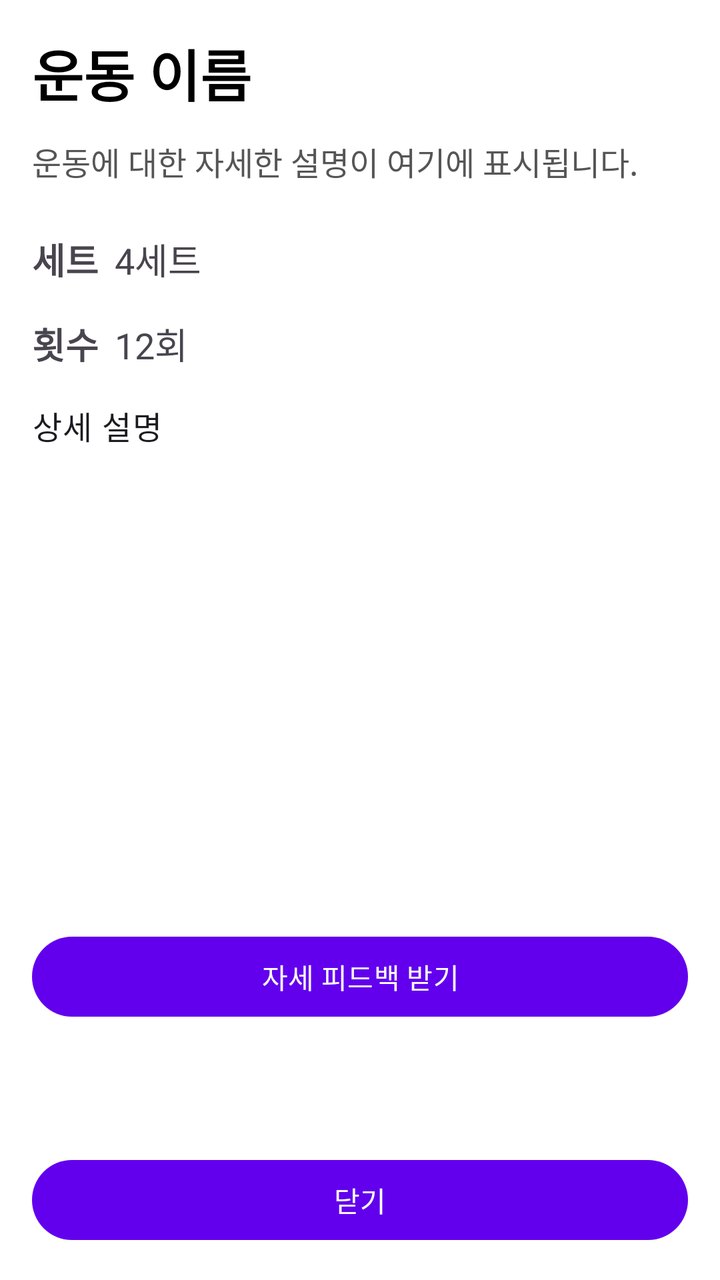
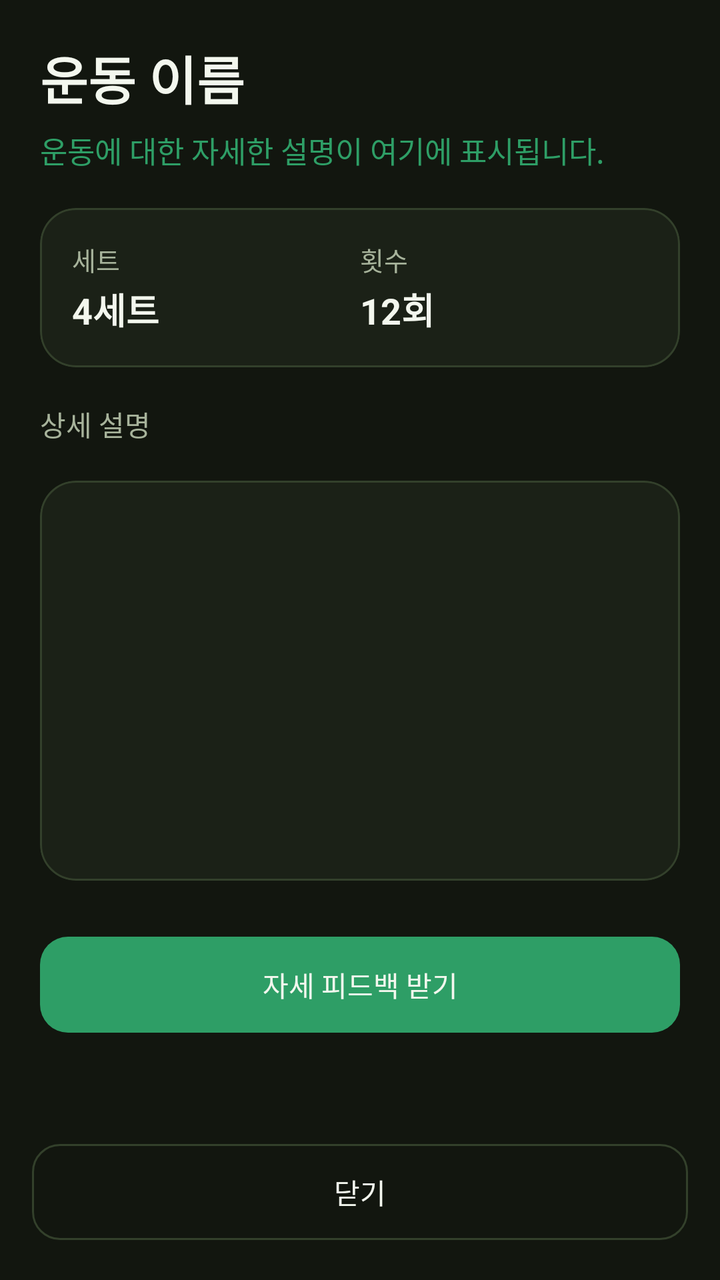

Screens rendered from an Android XML layout before and after an edit, with the pre-edit source and the edit as a unified diff.
<!-- AndroidManifest.xml: application theme Theme.SmartBulk -->
<!-- res/layout/activity_exercise_detail.xml -->
<?xml version="1.0" encoding="utf-8"?>
<androidx.coordinatorlayout.widget.CoordinatorLayout
    xmlns:android="http://schemas.android.com/apk/res/android"
    xmlns:app="http://schemas.android.com/apk/res-auto"
    android:layout_width="match_parent"
    android:layout_height="match_parent">

    
    <ScrollView
        android:layout_width="match_parent"
        android:layout_height="match_parent"
        android:fillViewport="true"
        android:paddingBottom="100dp"> 

        <androidx.constraintlayout.widget.ConstraintLayout
            android:layout_width="match_parent"
            android:layout_height="wrap_content"
            android:padding="16dp">

            
            <TextView
                android:id="@+id/tvExerciseName"
                android:layout_width="0dp"
                android:layout_height="wrap_content"
                android:text="운동 이름"
                android:textSize="28sp"
                android:textStyle="bold"
                android:textColor="@android:color/black"
                app:layout_constraintTop_toTopOf="parent"
                app:layout_constraintStart_toStartOf="parent"
                app:layout_constraintEnd_toEndOf="parent" />

            
            <TextView
                android:id="@+id/tvExerciseDescription"
                android:layout_width="0dp"
                android:layout_height="wrap_content"
                android:text="운동에 대한 자세한 설명이 여기에 표시됩니다."
                android:textSize="16sp"
                android:textColor="#555555"
                android:layout_marginTop="12dp"
                app:layout_constraintTop_toBottomOf="@id/tvExerciseName"
                app:layout_constraintStart_toStartOf="parent"
                app:layout_constraintEnd_toEndOf="parent" />

            
            <TextView
                android:id="@+id/tvLabelSets"
                android:layout_width="wrap_content"
                android:layout_height="wrap_content"
                android:text="세트"
                android:textStyle="bold"
                android:textSize="18sp"
                android:layout_marginTop="24dp"
                app:layout_constraintTop_toBottomOf="@id/tvExerciseDescription"
                app:layout_constraintStart_toStartOf="parent" />

            <TextView
                android:id="@+id/tvExerciseSets"
                android:layout_width="wrap_content"
                android:layout_height="wrap_content"
                android:text="4세트"
                android:textSize="18sp"
                android:layout_marginStart="8dp"
                app:layout_constraintBaseline_toBaselineOf="@id/tvLabelSets"
                app:layout_constraintStart_toEndOf="@id/tvLabelSets" />

            
            <TextView
                android:id="@+id/tvLabelReps"
                android:layout_width="wrap_content"
                android:layout_height="wrap_content"
                android:text="횟수"
                android:textStyle="bold"
                android:textSize="18sp"
                android:layout_marginTop="16dp"
                app:layout_constraintTop_toBottomOf="@id/tvLabelSets"
                app:layout_constraintStart_toStartOf="parent" />

            <TextView
                android:id="@+id/tvExerciseReps"
                android:layout_width="wrap_content"
                android:layout_height="wrap_content"
                android:text="12회"
                android:textSize="18sp"
                android:layout_marginStart="8dp"
                app:layout_constraintBaseline_toBaselineOf="@id/tvLabelReps"
                app:layout_constraintStart_toEndOf="@id/tvLabelReps" />

            
            <TextView
                android:id="@+id/tvExerciseDetailDescription"
                android:layout_width="0dp"
                android:layout_height="wrap_content"
                android:layout_marginTop="16dp"
                android:text="상세 설명"
                android:textAppearance="?attr/textAppearanceBody1"
                app:layout_constraintTop_toBottomOf="@id/tvExerciseReps"
                app:layout_constraintStart_toStartOf="parent"
                app:layout_constraintEnd_toEndOf="parent" />

            
            <ImageView
                android:id="@+id/ivExerciseGif"
                android:layout_width="0dp"
                android:layout_height="200dp"
                android:layout_marginTop="16dp"
                android:scaleType="fitCenter"
                app:layout_constraintTop_toBottomOf="@id/tvExerciseDetailDescription"
                app:layout_constraintStart_toStartOf="parent"
                app:layout_constraintEnd_toEndOf="parent" />

            
            <com.google.android.material.button.MaterialButton
                android:id="@+id/btnPoseFeedback"
                android:layout_width="match_parent"
                android:layout_height="wrap_content"
                android:text="자세 피드백 받기"
                android:layout_marginTop="24dp"
                app:layout_constraintTop_toBottomOf="@id/ivExerciseGif"
                app:layout_constraintStart_toStartOf="parent"
                app:layout_constraintEnd_toEndOf="parent" />

        </androidx.constraintlayout.widget.ConstraintLayout>
    </ScrollView>

    
    <com.google.android.material.button.MaterialButton
        android:id="@+id/btnCloseDetail"
        android:layout_width="match_parent"
        android:layout_height="wrap_content"
        android:text="닫기"
        android:layout_gravity="bottom"
        android:layout_margin="16dp" />

</androidx.coordinatorlayout.widget.CoordinatorLayout>
<!-- resources referenced by this layout -->
<resources>
  <style name="Theme.SmartBulk" parent="Theme.Material3.DayNight.NoActionBar">
          
          <item name="colorPrimary">@color/purple_500</item>
          <item name="colorOnPrimary">@color/white</item>
  
          
          <item name="colorSecondary">@color/purple_700</item>
          <item name="colorOnSecondary">@color/white</item>
  
          
          <item name="android:windowBackground">@android:color/white</item>
  
          
          <item name="android:statusBarColor">@android:color/white</item>
          <item name="android:windowLightStatusBar">true</item>
          <item name="android:navigationBarColor">@android:color/white</item>
          <item name="android:windowLightNavigationBar">true</item>
  
          
          <item name="toolbarStyle">@style/SmartBulk.Toolbar</item>
      </style>
  <color name="purple_500">#FF6200EE</color>
  <color name="white">#FFFFFFFF</color>
  <color name="purple_700">#FF3700B3</color>
  <style name="SmartBulk.Toolbar" parent="Widget.Material3.Toolbar">
          <item name="titleTextColor">@color/white</item>
          <item name="android:background">?attr/colorPrimary</item>
      </style>
</resources>

<!-- the commit's change to res/layout/activity_exercise_detail.xml (unified diff, before → after) -->
@@ -3,7 +3,8 @@
     xmlns:android="http://schemas.android.com/apk/res/android"
     xmlns:app="http://schemas.android.com/apk/res-auto"
     android:layout_width="match_parent"
-    android:layout_height="match_parent">
+    android:layout_height="match_parent"
+    android:background="@color/bg_base">
 
     
     <ScrollView
@@ -15,7 +16,7 @@
         <androidx.constraintlayout.widget.ConstraintLayout
             android:layout_width="match_parent"
             android:layout_height="wrap_content"
-            android:padding="16dp">
+            android:padding="20dp">
 
             
             <TextView
@@ -23,9 +24,9 @@
                 android:layout_width="0dp"
                 android:layout_height="wrap_content"
                 android:text="운동 이름"
-                android:textSize="28sp"
+                android:textSize="26sp"
                 android:textStyle="bold"
-                android:textColor="@android:color/black"
+                android:textColor="@color/text_primary"
                 app:layout_constraintTop_toTopOf="parent"
                 app:layout_constraintStart_toStartOf="parent"
                 app:layout_constraintEnd_toEndOf="parent" />
@@ -36,88 +37,122 @@
                 android:layout_width="0dp"
                 android:layout_height="wrap_content"
                 android:text="운동에 대한 자세한 설명이 여기에 표시됩니다."
-                android:textSize="16sp"
-                android:textColor="#555555"
-                android:layout_marginTop="12dp"
+                android:textSize="15sp"
+                android:textColor="@color/accent"
+                android:layout_marginTop="6dp"
                 app:layout_constraintTop_toBottomOf="@id/tvExerciseName"
                 app:layout_constraintStart_toStartOf="parent"
                 app:layout_constraintEnd_toEndOf="parent" />
 
             
-            <TextView
-                android:id="@+id/tvLabelSets"
-                android:layout_width="wrap_content"
+            <com.google.android.material.card.MaterialCardView
+                android:id="@+id/cardSetsReps"
+                style="@style/SmartBulk.Card"
+                android:layout_width="0dp"
                 android:layout_height="wrap_content"
-                android:text="세트"
-                android:textStyle="bold"
-                android:textSize="18sp"
-                android:layout_marginTop="24dp"
+                android:layout_marginTop="18dp"
                 app:layout_constraintTop_toBottomOf="@id/tvExerciseDescription"
-                app:layout_constraintStart_toStartOf="parent" />
+                app:layout_constraintStart_toStartOf="parent"
+                app:layout_constraintEnd_toEndOf="parent">
 
-            <TextView
-                android:id="@+id/tvExerciseSets"
-                android:layout_width="wrap_content"
-                android:layout_height="wrap_content"
-                android:text="4세트"
-                android:textSize="18sp"
-                android:layout_marginStart="8dp"
-                app:layout_constraintBaseline_toBaselineOf="@id/tvLabelSets"
-                app:layout_constraintStart_toEndOf="@id/tvLabelSets" />
+                <LinearLayout
+                    android:layout_width="match_parent"
+                    android:layout_height="wrap_content"
+                    android:orientation="horizontal"
+                    android:padding="16dp">
 
-            
-            <TextView
-                android:id="@+id/tvLabelReps"
-                android:layout_width="wrap_content"
-                android:layout_height="wrap_content"
-                android:text="횟수"
-                android:textStyle="bold"
-                android:textSize="18sp"
-                android:layout_marginTop="16dp"
-                app:layout_constraintTop_toBottomOf="@id/tvLabelSets"
-                app:layout_constraintStart_toStartOf="parent" />
+                    <LinearLayout
+                        android:layout_width="0dp"
+                        android:layout_height="wrap_content"
+                        android:layout_weight="1"
+                        android:orientation="vertical">
 
-            <TextView
-                android:id="@+id/tvExerciseReps"
-                android:layout_width="wrap_content"
-                android:layout_height="wrap_content"
-                android:text="12회"
-                android:textSize="18sp"
-                android:layout_marginStart="8dp"
-                app:layout_constraintBaseline_toBaselineOf="@id/tvLabelReps"
-                app:layout_constraintStart_toEndOf="@id/tvLabelReps" />
+                        <TextView
+                            android:id="@+id/tvLabelSets"
+                            android:layout_width="wrap_content"
+                            android:layout_height="wrap_content"
+                            android:text="세트"
+                            android:textColor="@color/text_secondary"
+                            android:textSize="13sp" />
+
+                        <TextView
+                            android:id="@+id/tvExerciseSets"
+                            android:layout_width="wrap_content"
+                            android:layout_height="wrap_content"
+                            android:text="4세트"
+                            android:textColor="@color/text_primary"
+                            android:textStyle="bold"
+                            android:textSize="18sp"
+                            android:layout_marginTop="2dp" />
+                    </LinearLayout>
+
+                    <LinearLayout
+                        android:layout_width="0dp"
+                        android:layout_height="wrap_content"
+                        android:layout_weight="1"
+                        android:orientation="vertical">
+
+                        <TextView
+                            android:id="@+id/tvLabelReps"
+                            android:layout_width="wrap_content"
+                            android:layout_height="wrap_content"
+                            android:text="횟수"
+                            android:textColor="@color/text_secondary"
+                            android:textSize="13sp" />
+
+                        <TextView
+                            android:id="@+id/tvExerciseReps"
+                            android:layout_width="wrap_content"
+                            android:layout_height="wrap_content"
+                            android:text="12회"
+                            android:textColor="@color/text_primary"
+                            android:textStyle="bold"
+                            android:textSize="18sp"
+                            android:layout_marginTop="2dp" />
+                    </LinearLayout>
+                </LinearLayout>
+            </com.google.android.material.card.MaterialCardView>
 
             
             <TextView
                 android:id="@+id/tvExerciseDetailDescription"
                 android:layout_width="0dp"
                 android:layout_height="wrap_content"
-                android:layout_marginTop="16dp"
+                android:layout_marginTop="18dp"
                 android:text="상세 설명"
-                android:textAppearance="?attr/textAppearanceBody1"
-                app:layout_constraintTop_toBottomOf="@id/tvExerciseReps"
+                android:textColor="@color/text_secondary"
+                android:lineSpacingExtra="4dp"
+                app:layout_constraintTop_toBottomOf="@id/cardSetsReps"
                 app:layout_constraintStart_toStartOf="parent"
                 app:layout_constraintEnd_toEndOf="parent" />
 
             
-            <ImageView
-                android:id="@+id/ivExerciseGif"
+            <com.google.android.material.card.MaterialCardView
+                android:id="@+id/cardExerciseGif"
+                style="@style/SmartBulk.Card"
                 android:layout_width="0dp"
-                android:layout_height="200dp"
-                android:layout_marginTop="16dp"
-                android:scaleType="fitCenter"
+                android:layout_height="wrap_content"
+                android:layout_marginTop="18dp"
                 app:layout_constraintTop_toBottomOf="@id/tvExerciseDetailDescription"
                 app:layout_constraintStart_toStartOf="parent"
-                app:layout_constraintEnd_toEndOf="parent" />
+                app:layout_constraintEnd_toEndOf="parent">
+
+                <ImageView
+                    android:id="@+id/ivExerciseGif"
+                    android:layout_width="match_parent"
+                    android:layout_height="200dp"
+                    android:scaleType="fitCenter" />
+            </com.google.android.material.card.MaterialCardView>
 
             
             <com.google.android.material.button.MaterialButton
                 android:id="@+id/btnPoseFeedback"
+                style="@style/SmartBulk.Button"
                 android:layout_width="match_parent"
-                android:layout_height="wrap_content"
+                android:layout_height="56dp"
                 android:text="자세 피드백 받기"
                 android:layout_marginTop="24dp"
-                app:layout_constraintTop_toBottomOf="@id/ivExerciseGif"
+                app:layout_constraintTop_toBottomOf="@id/cardExerciseGif"
                 app:layout_constraintStart_toStartOf="parent"
                 app:layout_constraintEnd_toEndOf="parent" />
 
@@ -127,10 +162,12 @@
     
     <com.google.android.material.button.MaterialButton
         android:id="@+id/btnCloseDetail"
+        style="@style/SmartBulk.Button.Outlined"
         android:layout_width="match_parent"
-        android:layout_height="wrap_content"
+        android:layout_height="56dp"
         android:text="닫기"
         android:layout_gravity="bottom"
-        android:layout_margin="16dp" />
+        android:layout_margin="16dp"
+        android:backgroundTint="@color/bg_base" />
 
 </androidx.coordinatorlayout.widget.CoordinatorLayout>
<!-- resource entries referenced after the edit -->
@@ -1,32 +1,94 @@
 <!-- resources referenced by this layout -->
 <resources>
-  <style name="Theme.SmartBulk" parent="Theme.Material3.DayNight.NoActionBar">
+  <color name="accent">#2E9E66</color>
+  <color name="bg_base">#12160F</color>
+  <color name="text_primary">#F3F7EE</color>
+  <color name="text_secondary">#A7B39B</color>
+  <style name="SmartBulk.Button" parent="Widget.Material3.Button">
+          <item name="backgroundTint">@color/accent</item>
+          <item name="android:textColor">@color/on_accent</item>
+          <item name="cornerRadius">14dp</item>
+          <item name="android:textAllCaps">false</item>
+          <item name="android:letterSpacing">0</item>
+      </style>
+  <style name="SmartBulk.Button.Outlined" parent="Widget.Material3.Button.OutlinedButton">
+          <item name="strokeColor">@color/stroke_subtle</item>
+          <item name="android:textColor">@color/text_primary</item>
+          <item name="cornerRadius">14dp</item>
+          <item name="android:textAllCaps">false</item>
+      </style>
+  <style name="SmartBulk.Card" parent="Widget.Material3.CardView.Elevated">
+          <item name="cardBackgroundColor">@color/bg_surface</item>
+          <item name="cardCornerRadius">18dp</item>
+          <item name="cardElevation">0dp</item>
+          <item name="strokeColor">@color/stroke_subtle</item>
+          <item name="strokeWidth">1dp</item>
+      </style>
+  <style name="Theme.SmartBulk" parent="Theme.Material3.Dark.NoActionBar">
           
-          <item name="colorPrimary">@color/purple_500</item>
-          <item name="colorOnPrimary">@color/white</item>
+          <item name="colorPrimary">@color/accent</item>
+          <item name="colorOnPrimary">@color/on_accent</item>
+          <item name="colorPrimaryContainer">@color/accent_muted</item>
+          <item name="colorOnPrimaryContainer">@color/accent</item>
   
           
-          <item name="colorSecondary">@color/purple_700</item>
-          <item name="colorOnSecondary">@color/white</item>
+          <item name="colorSecondary">@color/accent_dark</item>
+          <item name="colorOnSecondary">@color/on_accent</item>
   
           
-          <item name="android:windowBackground">@android:color/white</item>
+          <item name="android:colorBackground">@color/bg_base</item>
+          <item name="colorSurface">@color/bg_surface</item>
+          <item name="colorOnSurface">@color/text_primary</item>
+          <item name="colorOnSurfaceVariant">@color/text_secondary</item>
+          <item name="colorOutline">@color/stroke_subtle</item>
+  
+          <item name="android:textColorPrimary">@color/text_primary</item>
+          <item name="android:textColorSecondary">@color/text_secondary</item>
+          <item name="android:textColorHint">@color/text_secondary</item>
   
           
-          <item name="android:statusBarColor">@android:color/white</item>
-          <item name="android:windowLightStatusBar">true</item>
-          <item name="android:navigationBarColor">@android:color/white</item>
-          <item name="android:windowLightNavigationBar">true</item>
+          <item name="android:statusBarColor">@color/bg_base</item>
+          <item name="android:windowLightStatusBar">false</item>
+          <item name="android:navigationBarColor">@color/bg_base</item>
+          <item name="android:windowLightNavigationBar" tools:targetApi="o_mr1">false</item>
   
-          
           <item name="toolbarStyle">@style/SmartBulk.Toolbar</item>
+          <item name="materialButtonStyle">@style/SmartBulk.Button</item>
+          <item name="textInputStyle">@style/SmartBulk.TextInputLayout</item>
+          <item name="materialAlertDialogTheme">@style/SmartBulk.AlertDialog</item>
       </style>
-  <color name="purple_500">#FF6200EE</color>
-  <color name="white">#FFFFFFFF</color>
-  <color name="purple_700">#FF3700B3</color>
+  <color name="on_accent">#F3F7EE</color>
+  <color name="stroke_subtle">#33402B</color>
+  <color name="bg_surface">#1B2117</color>
+  <color name="accent_muted">#1E3226</color>
+  <color name="accent_dark">#227A4F</color>
   <style name="SmartBulk.Toolbar" parent="Widget.Material3.Toolbar">
-          <item name="titleTextColor">@color/white</item>
-          <item name="android:background">?attr/colorPrimary</item>
+          <item name="titleTextColor">@color/text_primary</item>
+          <item name="android:background">@color/bg_base</item>
+          <item name="android:elevation">0dp</item>
+      </style>
+  <style name="SmartBulk.TextInputLayout" parent="Widget.Material3.TextInputLayout.OutlinedBox">
+          <item name="boxStrokeColor">@color/accent</item>
+          <item name="hintTextColor">@color/accent</item>
+          <item name="android:textColorHint">@color/text_secondary</item>
+          <item name="boxStrokeWidth">1dp</item>
+          <item name="boxCornerRadiusTopStart">14dp</item>
+          <item name="boxCornerRadiusTopEnd">14dp</item>
+          <item name="boxCornerRadiusBottomStart">14dp</item>
+          <item name="boxCornerRadiusBottomEnd">14dp</item>
+      </style>
+  <style name="SmartBulk.AlertDialog" parent="ThemeOverlay.Material3.MaterialAlertDialog">
+          <item name="colorSurface">@color/bg_surface</item>
+          <item name="colorOnSurface">@color/text_primary</item>
+          <item name="colorPrimary">@color/accent</item>
+          <item name="materialAlertDialogTitleTextStyle">@style/SmartBulk.AlertDialog.Title</item>
+          <item name="shapeAppearanceOverlay">@style/SmartBulk.AlertDialog.Shape</item>
+      </style>
+  <style name="SmartBulk.AlertDialog.Title" parent="MaterialAlertDialog.Material3.Title.Text">
+          <item name="android:textColor">@color/accent</item>
+      </style>
+  <style name="SmartBulk.AlertDialog.Shape" parent="">
+          <item name="cornerSize">18dp</item>
       </style>
 </resources>
 
